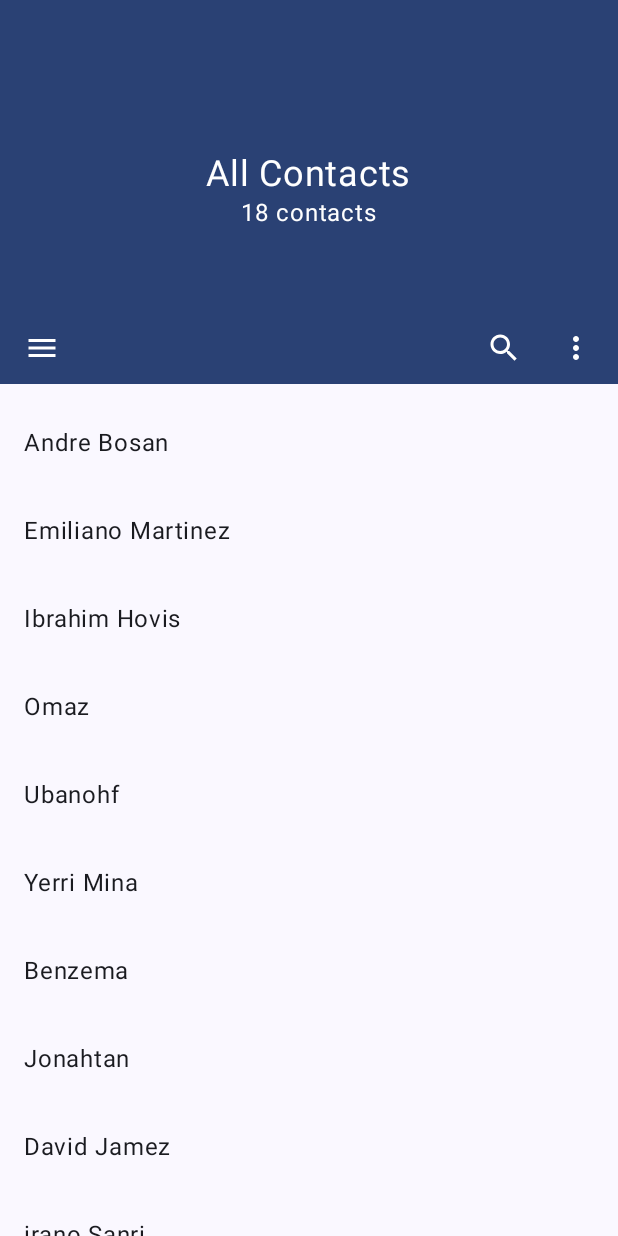
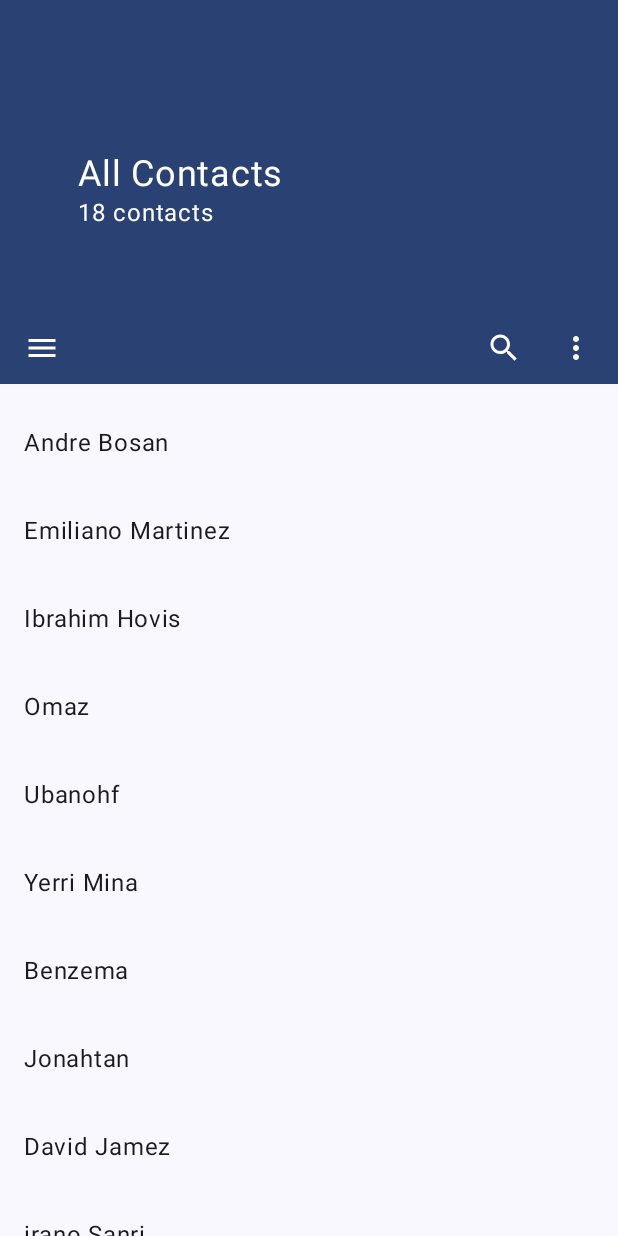
Before and after one commit to germainkevinbusiness/CollapsingTopBarCompose, an Android app built with Jetpack Compose: the screen it shows after launch (MainActivity), on a phone screen of 412 x 824 dp. Run offline under Robolectric (Android 15) with nearby library versions, the phone set to English and light mode, and no system bars; our stand-ins replace Timber.

```diff
--- a/app/build.gradle
+++ b/app/build.gradle
@@ -11,7 +11,7 @@ android {
         minSdk 21
         targetSdk 32
         versionCode 1
-        versionName "1.0.0-alpha08"
+        versionName "1.0.0-beta01"
 
         testInstrumentationRunner "androidx.test.runner.AndroidJUnitRunner"
         vectorDrawables {
--- a/app/src/main/java/com/germainkevin/collapsingtopbarcompose/MainActivity.kt
+++ b/app/src/main/java/com/germainkevin/collapsingtopbarcompose/MainActivity.kt
@@ -22,6 +22,7 @@ import androidx.compose.runtime.rememberCoroutineScope
 import androidx.compose.ui.Modifier
 import androidx.compose.ui.input.nestedscroll.nestedScroll
 import androidx.compose.ui.platform.LocalContext
+import androidx.compose.ui.res.stringArrayResource
 import androidx.compose.ui.res.stringResource
 import androidx.compose.ui.text.font.FontWeight
 import androidx.compose.ui.unit.dp
@@ -58,12 +59,7 @@ class MainActivity : ComponentActivity() {
                         }
                     }
 
-                    // icons to mimic drawer destinations
-                    val items =
-                        listOf(Icons.Default.Favorite, Icons.Default.Face, Icons.Default.Email)
-
-                    val context = LocalContext.current
-                    val contactNames = context.resources.getStringArray(R.array.contactNames)
+                    val contactNames = stringArrayResource(id = R.array.contactNames)
 
                     /**
                      * A scrollBehavior determines the behavior of the CollapsingTopBar when it is
@@ -78,16 +74,11 @@ class MainActivity : ComponentActivity() {
                     Scaffold(
                         modifier = Modifier.nestedScroll(scrollBehavior.nestedScrollConnection),
                         scaffoldState = scaffoldState,
-                        drawerContent = {
-                            LeftDrawer(
-                                closeLeftDrawer = closeLeftDrawer,
-                                drawerItems = items
-                            )
-                        },
+                        drawerContent = { LeftDrawer(closeLeftDrawer = closeLeftDrawer) },
                         topBar = {
                             CollapsingTopBar(
                                 scrollBehavior = scrollBehavior,
-                                centeredTitleAndSubtitle = true,
+                                centeredTitleAndSubtitle = false,
                                 title = {
                                     Text(
                                         stringResource(id = R.string.all_contacts),
@@ -132,7 +123,10 @@ class MainActivity : ComponentActivity() {
                                     Spacer(modifier = Modifier.height(6.dp))
                                 }
                                 items(count = contactNames.size) {
-                                    ContactListNames(context, contactNames[it])
+                                    ContactListNames(
+                                        context = LocalContext.current,
+                                        contactName = contactNames[it]
+                                    )
                                 }
                             }
                         }
--- a/app/src/main/java/com/germainkevin/collapsingtopbarcompose/ui/Components.kt
+++ b/app/src/main/java/com/germainkevin/collapsingtopbarcompose/ui/Components.kt
@@ -6,6 +6,7 @@ import androidx.compose.foundation.clickable
 import androidx.compose.foundation.layout.*
 import androidx.compose.foundation.shape.RoundedCornerShape
 import androidx.compose.material.icons.Icons
+import androidx.compose.material.icons.filled.*
 import androidx.compose.material.icons.outlined.MoreVert
 import androidx.compose.material.icons.outlined.Search
 import androidx.compose.material3.*
@@ -62,9 +63,10 @@ fun MoreMenuIcons() {
 @OptIn(ExperimentalMaterial3Api::class)
 @Composable
 fun LeftDrawer(
-    drawerItems: List<ImageVector>,
     closeLeftDrawer: () -> Unit
 ) {
+    // icons to mimic drawer destinations
+    val drawerItems = listOf(Icons.Default.Contacts, Icons.Default.Settings, Icons.Default.Email)
     val selectedItem = remember { mutableStateOf(drawerItems[0]) }
     Column(
         modifier = Modifier
--- a/collapsingtopbar/build.gradle
+++ b/collapsingtopbar/build.gradle
@@ -24,7 +24,7 @@ afterEvaluate {
                 // You can then customize attributes of the publication as shown below.
                 groupId = 'com.germainkevin.collapsingtopbarcompose'
                 artifactId = 'collapsingtopbarcompose'
-                version = '1.0.0-alpha08'
+                version = '1.0.0-beta01'
             }
         }
     }
--- a/collapsingtopbar/src/main/AndroidManifest.xml
+++ b/collapsingtopbar/src/main/AndroidManifest.xml
@@ -1,5 +1,2 @@
 <?xml version="1.0" encoding="utf-8"?>
-<manifest xmlns:android="http://schemas.android.com/apk/res/android"
-    package="com.germainkevin.collapsingtopbar">
-
-</manifest>
+<manifest package="com.germainkevin.collapsingtopbar" />
```
Also changed, not shown: 1 other file.
